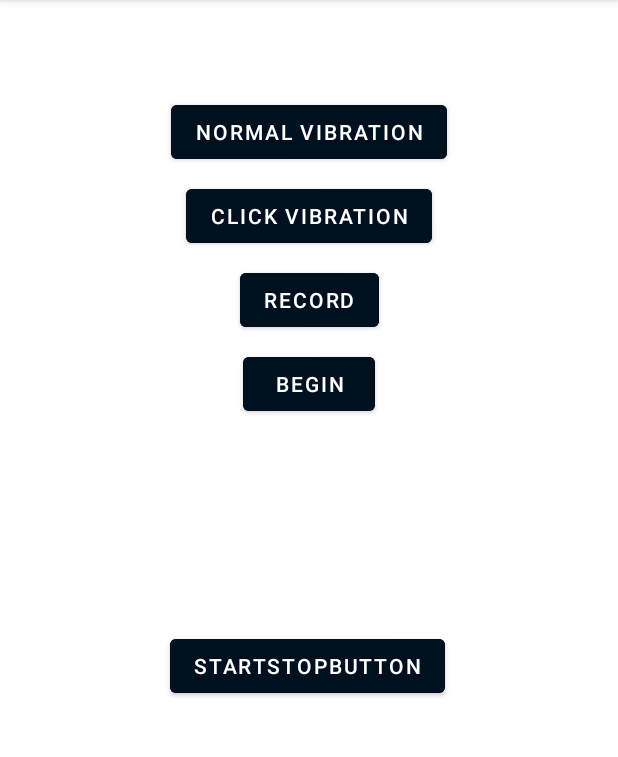
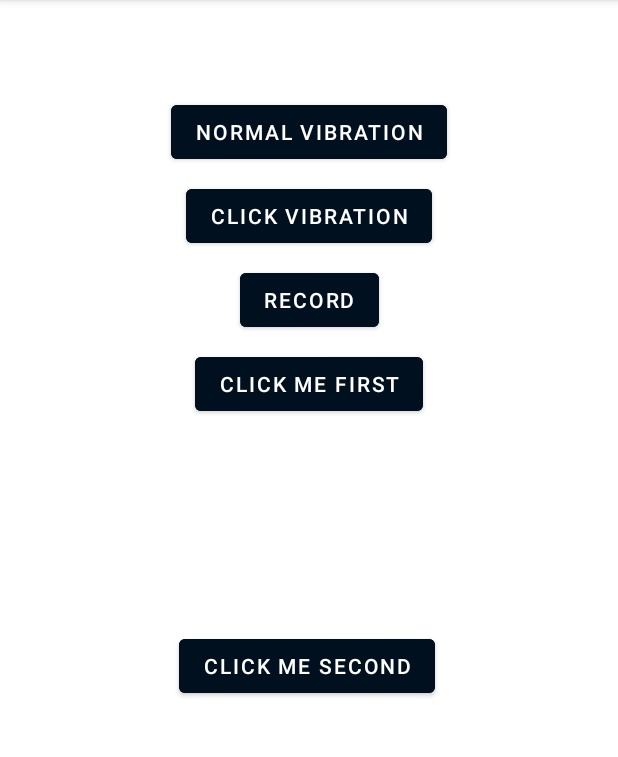
Before and after one commit to JustinHMKim/MCI_Final_Material_ID, an Android app: the screen it shows after launch (MainActivity), on a phone screen of 412 x 824 dp, the part 84-841 px from its top. Run offline under Robolectric (Android 15) with nearby library versions, the phone set to English and light mode, and no system bars; libraries missing offline, so code that uses them is left out: ca.uol.aig; 1 statement that could not run was skipped.

Commit message:
Fixed the button displays

```diff
--- a/VibeTest/app/src/main/res/layout/activity_main.xml
+++ b/VibeTest/app/src/main/res/layout/activity_main.xml
@@ -54,7 +54,7 @@
         android:layout_height="wrap_content"
         android:layout_marginTop="8dp"
         android:backgroundTint="@color/colorPrimary"
-        android:text="Begin"
+        android:text="Click Me First"
         android:textColor="@android:color/white"
         app:layout_constraintLeft_toLeftOf="parent"
         app:layout_constraintRight_toRightOf="parent"
@@ -68,7 +68,7 @@
         android:layout_height="wrap_content"
         android:layout_marginTop="140dp"
         android:backgroundTint="@color/colorPrimary"
-        android:text="startStopButton"
+        android:text="Click Me Second"
         android:textColor="@android:color/white"
         app:layout_constraintHorizontal_bias="0.495"
         app:layout_constraintLeft_toLeftOf="parent"
@@ -76,8 +76,10 @@
         app:layout_constraintTop_toBottomOf="@id/tickVibrationButton" />
 
 
-    <ImageView android:id="@+id/ImageView01" android:layout_width="wrap_content"
-        android:layout_height="wrap_content" app:layout_constraintBottom_toTopOf="@+id/startStopButton"
+    <ImageView android:id="@+id/ImageView01"
+        android:layout_width="wrap_content"
+        android:layout_height="wrap_content"
+        app:layout_constraintBottom_toTopOf="@+id/startStopButton"
         app:layout_constraintEnd_toEndOf="parent"
         app:layout_constraintStart_toStartOf="parent">
     </ImageView>
```
Also changed, not shown: VibeTest/app/src/main/java/com/example/vibetest/MainActivity.java (+7 -7 lines).
